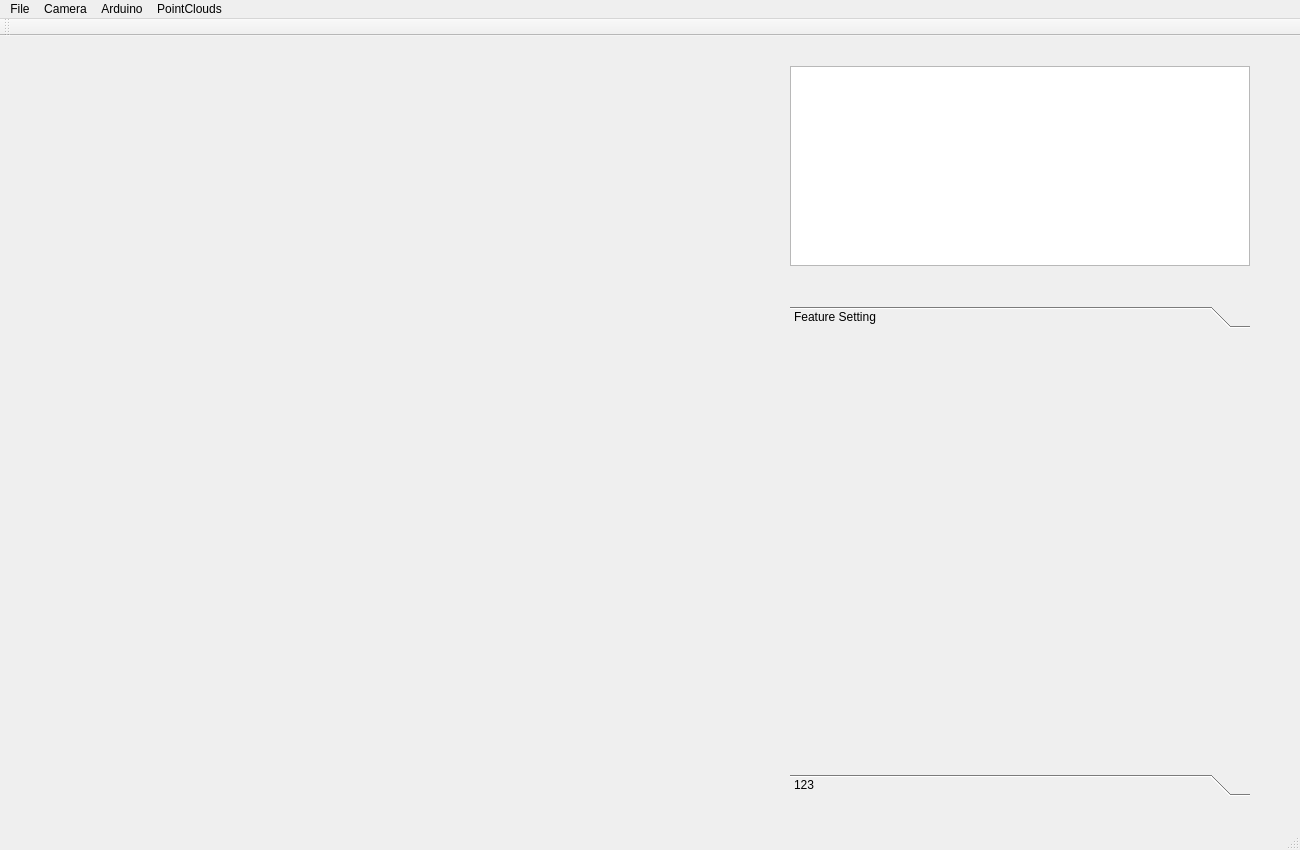
Before: the Qt Designer form OBJ_Auto_SCAN/MainWindow.ui in WSX741405/ITM_Auto_SCAN, drawn with Qt 5.
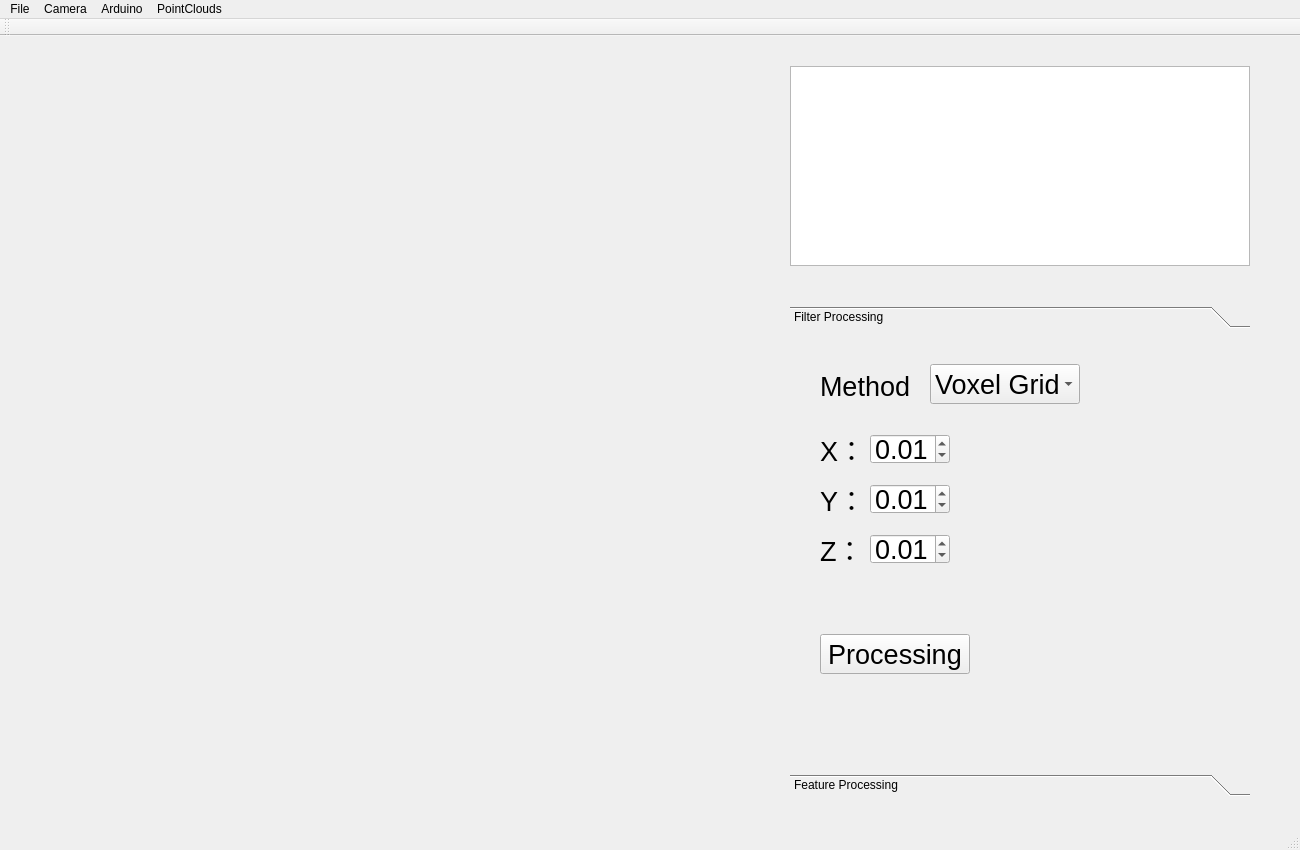
After: the same form once the commit is applied. The open tabs and pages were chosen to show the change. Custom widgets are drawn as their Qt base class.

The edit to the form file:
```diff
--- a/OBJ_Auto_SCAN/MainWindow.ui
+++ b/OBJ_Auto_SCAN/MainWindow.ui
@@ -46,8 +46,175 @@
       </rect>
      </property>
      <attribute name="label">
-      <string>Feature Setting</string>
+      <string>Filter Processing</string>
      </attribute>
+     <widget class="QPushButton" name="_filterProcessingButton">
+      <property name="geometry">
+       <rect>
+        <x>30</x>
+        <y>300</y>
+        <width>150</width>
+        <height>40</height>
+       </rect>
+      </property>
+      <property name="font">
+       <font>
+        <pointsize>20</pointsize>
+       </font>
+      </property>
+      <property name="text">
+       <string>Processing</string>
+      </property>
+     </widget>
+     <widget class="QComboBox" name="comboBox">
+      <property name="geometry">
+       <rect>
+        <x>140</x>
+        <y>30</y>
+        <width>150</width>
+        <height>40</height>
+       </rect>
+      </property>
+      <property name="font">
+       <font>
+        <pointsize>20</pointsize>
+       </font>
+      </property>
+      <item>
+       <property name="text">
+        <string>Voxel Grid</string>
+       </property>
+      </item>
+     </widget>
+     <widget class="QLabel" name="label_3">
+      <property name="geometry">
+       <rect>
+        <x>30</x>
+        <y>200</y>
+        <width>50</width>
+        <height>30</height>
+       </rect>
+      </property>
+      <property name="font">
+       <font>
+        <pointsize>20</pointsize>
+       </font>
+      </property>
+      <property name="text">
+       <string>Z：</string>
+      </property>
+     </widget>
+     <widget class="QLabel" name="label">
+      <property name="geometry">
+       <rect>
+        <x>30</x>
+        <y>100</y>
+        <width>50</width>
+        <height>30</height>
+       </rect>
+      </property>
+      <property name="font">
+       <font>
+        <pointsize>20</pointsize>
+       </font>
+      </property>
+      <property name="text">
+       <string>X：</string>
+      </property>
+     </widget>
+     <widget class="QLabel" name="label_2">
+      <property name="geometry">
+       <rect>
+        <x>30</x>
+        <y>150</y>
+        <width>50</width>
+        <height>30</height>
+       </rect>
+      </property>
+      <property name="font">
+       <font>
+        <pointsize>20</pointsize>
+       </font>
+      </property>
+      <property name="text">
+       <string>Y：</string>
+      </property>
+     </widget>
+     <widget class="QDoubleSpinBox" name="_filterXSpinBox">
+      <property name="geometry">
+       <rect>
+        <x>80</x>
+        <y>100</y>
+        <width>80</width>
+        <height>30</height>
+       </rect>
+      </property>
+      <property name="font">
+       <font>
+        <pointsize>20</pointsize>
+       </font>
+      </property>
+      <property name="value">
+       <double>0.010000000000000</double>
+      </property>
+     </widget>
+     <widget class="QDoubleSpinBox" name="_filterYSpinBox">
+      <property name="geometry">
+       <rect>
+        <x>80</x>
+        <y>150</y>
+        <width>80</width>
+        <height>30</height>
+       </rect>
+      </property>
+      <property name="font">
+       <font>
+        <pointsize>20</pointsize>
+       </font>
+      </property>
+      <property name="value">
+       <double>0.010000000000000</double>
+      </property>
+     </widget>
+     <widget class="QDoubleSpinBox" name="_filterZSpinBox">
+      <property name="geometry">
+       <rect>
+        <x>80</x>
+        <y>200</y>
+        <width>80</width>
+        <height>30</height>
+       </rect>
+      </property>
+      <property name="font">
+       <font>
+        <pointsize>20</pointsize>
+       </font>
+      </property>
+      <property name="singleStep">
+       <double>0.010000000000000</double>
+      </property>
+      <property name="value">
+       <double>0.010000000000000</double>
+      </property>
+     </widget>
+     <widget class="QLabel" name="label_4">
+      <property name="geometry">
+       <rect>
+        <x>30</x>
+        <y>35</y>
+        <width>100</width>
+        <height>30</height>
+       </rect>
+      </property>
+      <property name="font">
+       <font>
+        <pointsize>20</pointsize>
+       </font>
+      </property>
+      <property name="text">
+       <string>Method：</string>
+      </property>
+     </widget>
     </widget>
     <widget class="QWidget" name="_s">
      <property name="geometry">
@@ -59,7 +226,7 @@
       </rect>
      </property>
      <attribute name="label">
-      <string>123</string>
+      <string>Feature Processing</string>
      </attribute>
     </widget>
    </widget>
```
Left out of the diff: 48 changed lines with no effect on the pictures.
